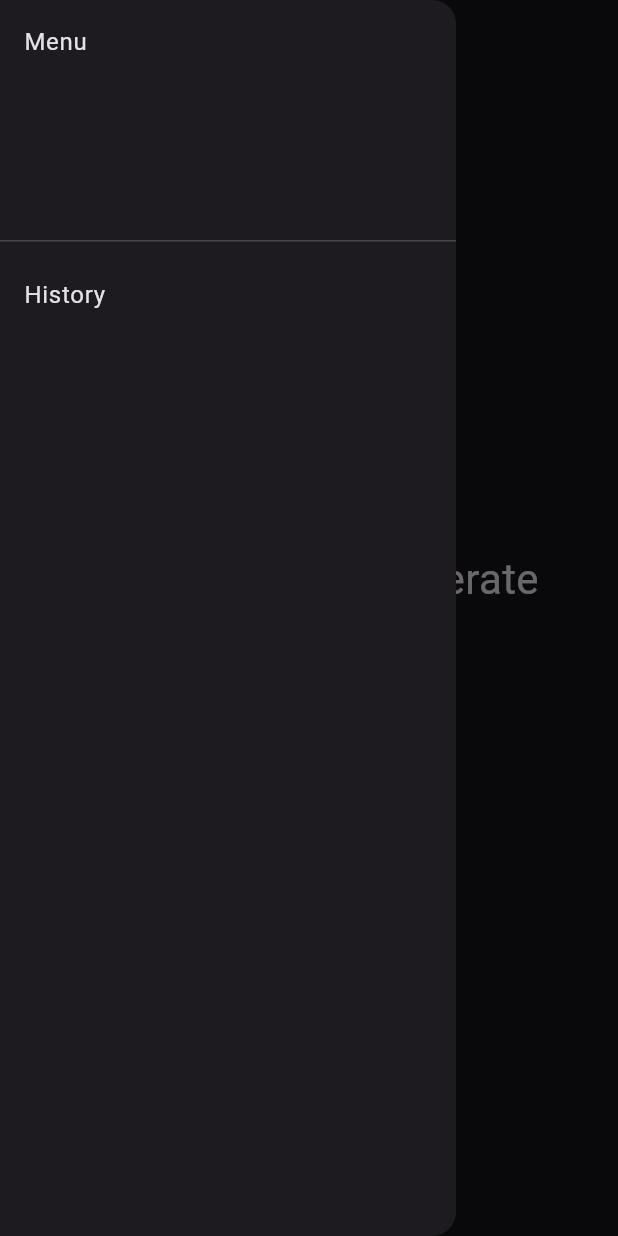
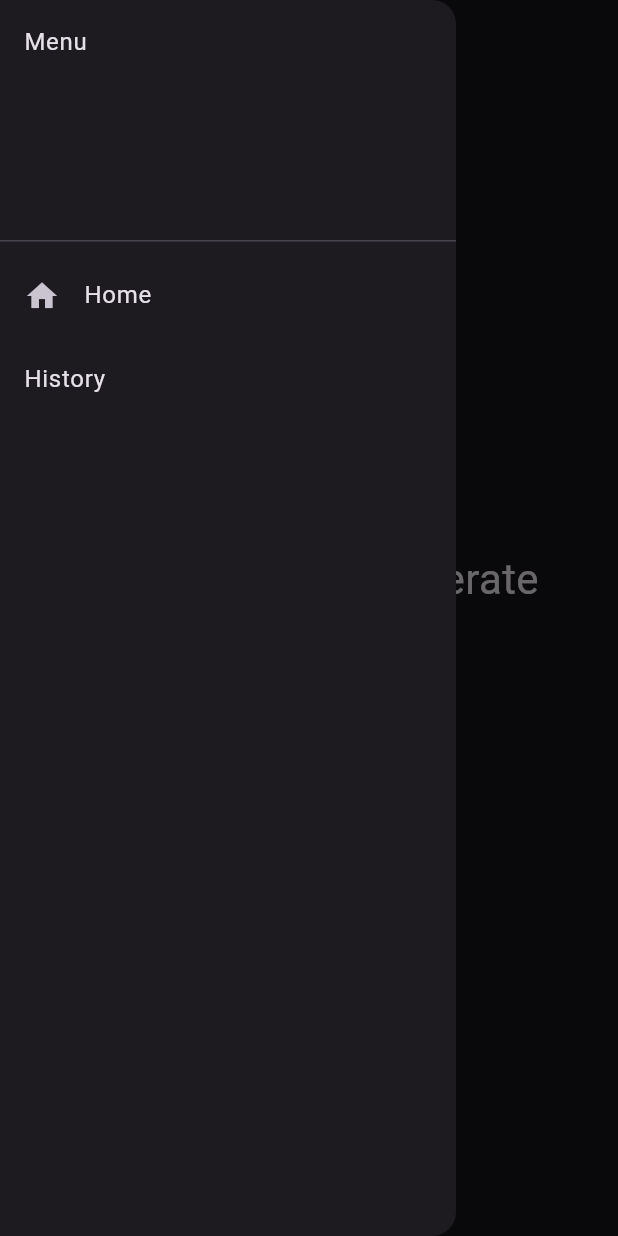
Before and after one commit to nkahkone/usernamegenerator, a Flutter app: the screen it shows after launch, with the side drawer open, on a phone screen of 412 x 824 dp. Run offline on Flutter 3.47's test engine with Material 3 defaults, Android fonts, the phone set to English and light mode, and no system bars.

Commit message:
added a home button and navigation to the drawer

```diff
--- a/name_gen/lib/main.dart
+++ b/name_gen/lib/main.dart
@@ -52,6 +52,14 @@ class _HomePageState extends State<HomePage> {
               child: Text("Menu"),
               ),
               ListTile(
+                leading: const Icon(Icons.home),
+                title: const Text("Home"),
+                onTap: () {
+                  Navigator.pop(context);
+                },
+              ),
+
+              ListTile(
                 title: const Text("History"),
                 onTap: () {
                   Navigator.push(
```
